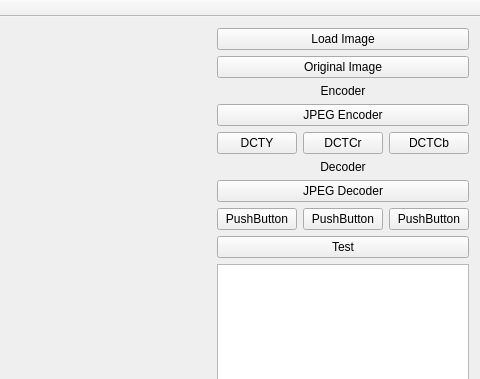
This is Assignment 2/Assignment 2 Code/Assignment 2 Code/Assignment2Code.ui in jingyangcarl/CSCI576 as Qt 5 draws it before an edit; both pictures show x 711 to 1191 and y 0 to 379 of the 1191 by 735 pixel window. The edited form follows.
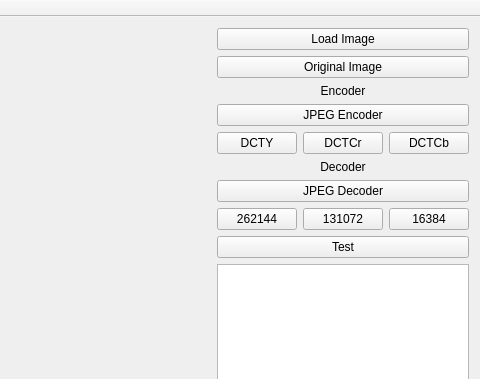
This is the edited form.

The edit to the form file:
```diff
--- a/Assignment 2/Assignment 2 Code/Assignment 2 Code/Assignment2Code.ui
+++ b/Assignment 2/Assignment 2 Code/Assignment 2 Code/Assignment2Code.ui
@@ -113,21 +113,21 @@
       <item row="7" column="0">
        <widget class="QPushButton" name="pushButton">
         <property name="text">
-         <string>PushButton</string>
+         <string>262144</string>
         </property>
        </widget>
       </item>
       <item row="7" column="1">
        <widget class="QPushButton" name="pushButton_2">
         <property name="text">
-         <string>PushButton</string>
+         <string>131072</string>
         </property>
        </widget>
       </item>
       <item row="7" column="2">
        <widget class="QPushButton" name="pushButton_3">
         <property name="text">
-         <string>PushButton</string>
+         <string>16384</string>
         </property>
        </widget>
       </item>
```
Left out of the diff: 6 changed lines with no effect on the pictures.
